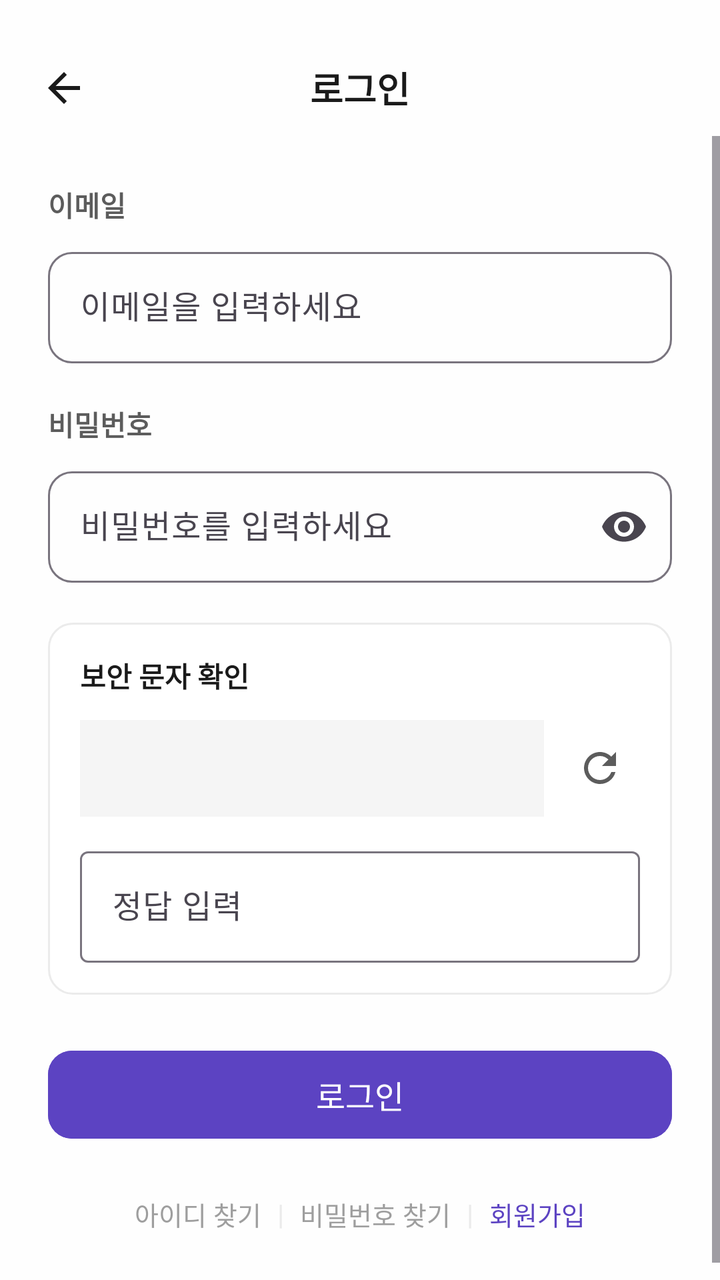
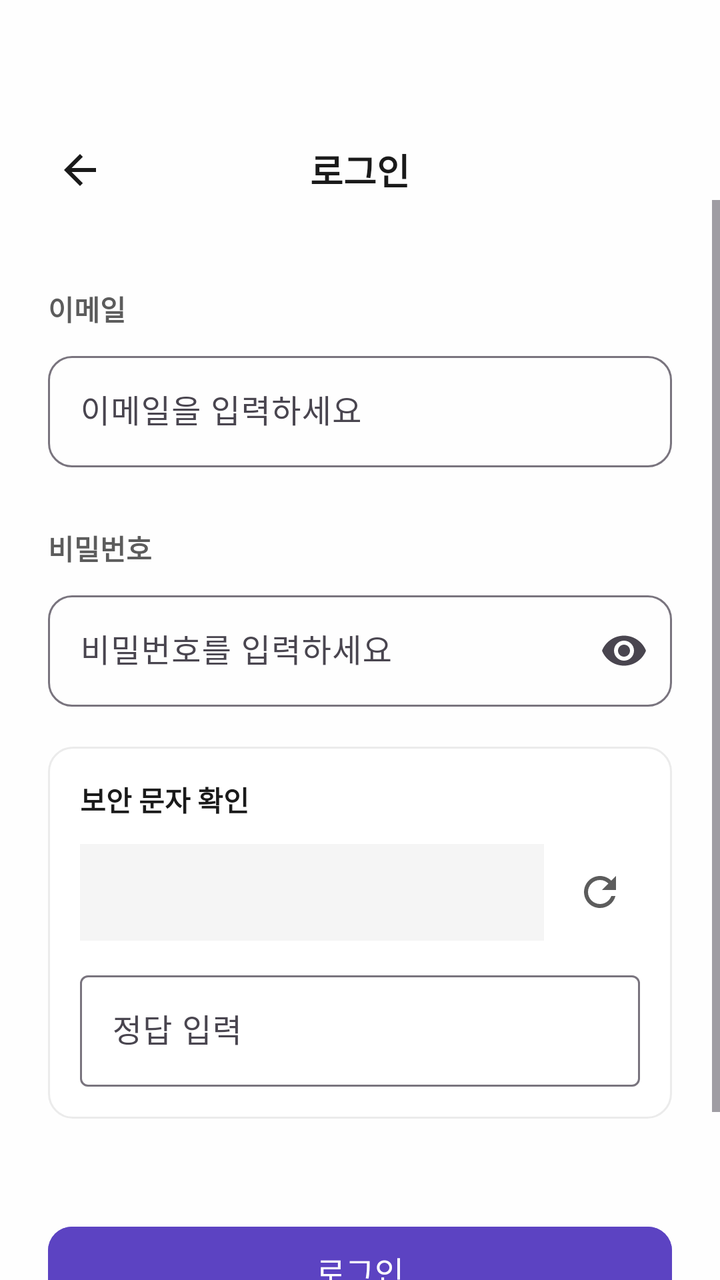

Compare the two renders of this Android layout. The source of the first and the diff that turns it into the second are given below.
<!-- AndroidManifest.xml: application theme Theme.TripShare -->
<!-- res/layout/activity_login.xml -->
<?xml version="1.0" encoding="utf-8"?>
<LinearLayout xmlns:android="http://schemas.android.com/apk/res/android"
    xmlns:app="http://schemas.android.com/apk/res-auto"
    android:layout_width="match_parent"
    android:layout_height="match_parent"
    android:background="@color/background"
    android:fitsSystemWindows="true"
    android:orientation="vertical">

    <LinearLayout
        android:id="@+id/toolbar"
        android:layout_width="match_parent"
        android:layout_height="wrap_content"
        android:gravity="center_vertical"
        android:minHeight="@dimen/toolbar_min_height"
        android:orientation="horizontal"
        android:paddingHorizontal="8dp"
        android:paddingTop="@dimen/screen_top_extra">

        <ImageButton
            android:id="@+id/btn_back"
            android:layout_width="48dp"
            android:layout_height="48dp"
            android:background="?attr/selectableItemBackgroundBorderless"
            android:contentDescription="@null"
            android:src="@drawable/ic_back" />

        <TextView
            android:layout_width="0dp"
            android:layout_height="wrap_content"
            android:layout_weight="1"
            android:gravity="center"
            android:text="@string/login"
            android:textColor="@color/text_primary"
            android:textSize="18sp"
            android:textStyle="bold" />

        <View
            android:layout_width="48dp"
            android:layout_height="48dp" />
    </LinearLayout>

    <ScrollView
        android:layout_width="match_parent"
        android:layout_height="0dp"
        android:layout_weight="1"
        android:clipToPadding="false"
        android:fillViewport="true">

        <LinearLayout
            android:layout_width="match_parent"
            android:layout_height="wrap_content"
            android:orientation="vertical"
            android:padding="24dp">

            <TextView
                android:layout_width="wrap_content"
                android:layout_height="wrap_content"
                android:text="이메일"
                android:textColor="@color/text_secondary"
                android:textStyle="bold"
                android:textSize="14sp"
                android:layout_marginBottom="8dp"/>

            <com.google.android.material.textfield.TextInputLayout
                android:layout_width="match_parent"
                android:layout_height="wrap_content"
                android:hint="@string/email"
                app:boxBackgroundMode="outline"
                app:boxCornerRadiusBottomEnd="12dp"
                app:boxCornerRadiusBottomStart="12dp"
                app:boxCornerRadiusTopEnd="12dp"
                app:boxCornerRadiusTopStart="12dp">

                <com.google.android.material.textfield.TextInputEditText
                    android:id="@+id/et_email"
                    android:layout_width="match_parent"
                    android:layout_height="wrap_content"
                    android:inputType="textEmailAddress" />
            </com.google.android.material.textfield.TextInputLayout>

            <TextView
                android:layout_width="wrap_content"
                android:layout_height="wrap_content"
                android:layout_marginTop="20dp"
                android:layout_marginBottom="8dp"
                android:text="비밀번호"
                android:textColor="@color/text_secondary"
                android:textStyle="bold"
                android:textSize="14sp"/>

            <com.google.android.material.textfield.TextInputLayout
                android:layout_width="match_parent"
                android:layout_height="wrap_content"
                android:hint="@string/password"
                app:boxBackgroundMode="outline"
                app:boxCornerRadiusBottomEnd="12dp"
                app:boxCornerRadiusBottomStart="12dp"
                app:boxCornerRadiusTopEnd="12dp"
                app:boxCornerRadiusTopStart="12dp"
                app:endIconMode="password_toggle">

                <com.google.android.material.textfield.TextInputEditText
                    android:id="@+id/et_password"
                    android:layout_width="match_parent"
                    android:layout_height="wrap_content"
                    android:inputType="textPassword" />
            </com.google.android.material.textfield.TextInputLayout>

            <include
                android:id="@+id/captcha_view"
                layout="@layout/view_captcha" />

            <com.google.android.material.button.MaterialButton
                android:id="@+id/btn_login"
                style="@style/PurpleButton"
                android:layout_width="match_parent"
                android:layout_height="wrap_content"
                android:layout_marginTop="24dp"
                android:text="@string/login" />

            <LinearLayout
                android:layout_width="match_parent"
                android:layout_height="wrap_content"
                android:layout_marginTop="16dp"
                android:gravity="center"
                android:orientation="horizontal">

                <TextView
                    android:id="@+id/tv_find_id"
                    android:layout_width="wrap_content"
                    android:layout_height="wrap_content"
                    android:padding="8dp"
                    android:text="@string/find_id"
                    android:textColor="@color/text_hint"
                    android:textSize="13sp" />

                <TextView
                    android:layout_width="wrap_content"
                    android:layout_height="wrap_content"
                    android:text="|"
                    android:textColor="@color/divider" />

                <TextView
                    android:id="@+id/tv_find_password"
                    android:layout_width="wrap_content"
                    android:layout_height="wrap_content"
                    android:padding="8dp"
                    android:text="@string/find_password"
                    android:textColor="@color/text_hint"
                    android:textSize="13sp" />

                <TextView
                    android:layout_width="wrap_content"
                    android:layout_height="wrap_content"
                    android:text="|"
                    android:textColor="@color/divider" />

                <TextView
                    android:id="@+id/tv_signup"
                    android:layout_width="wrap_content"
                    android:layout_height="wrap_content"
                    android:padding="8dp"
                    android:text="@string/sign_up"
                    android:textColor="@color/purple_primary"
                    android:textSize="13sp" />
            </LinearLayout>
        </LinearLayout>
    </ScrollView>
</LinearLayout>
<!-- res/layout/view_captcha.xml (included above) -->
<?xml version="1.0" encoding="utf-8"?>
<LinearLayout xmlns:android="http://schemas.android.com/apk/res/android"
    android:layout_width="match_parent"
    android:layout_height="wrap_content"
    android:layout_marginTop="20dp"
    android:background="@drawable/bg_rounded_card"
    android:orientation="vertical"
    android:padding="16dp">

    <TextView
        android:layout_width="wrap_content"
        android:layout_height="wrap_content"
        android:text="@string/captcha_title"
        android:textColor="@color/text_primary"
        android:textSize="14sp"
        android:textStyle="bold" />

    <LinearLayout
        android:layout_width="match_parent"
        android:layout_height="wrap_content"
        android:layout_marginTop="12dp"
        android:gravity="center_vertical"
        android:orientation="horizontal">

        <TextView
            android:id="@+id/tv_captcha_question"
            android:layout_width="0dp"
            android:layout_height="wrap_content"
            android:layout_weight="1"
            android:background="@color/surface_subtle"
            android:padding="12dp"
            android:textColor="@color/text_primary"
            android:textSize="18sp"
            android:textStyle="bold" />

        <ImageButton
            android:id="@+id/btn_captcha_refresh"
            android:layout_width="40dp"
            android:layout_height="40dp"
            android:layout_marginStart="8dp"
            android:background="?attr/selectableItemBackgroundBorderless"
            android:contentDescription="@string/captcha_refresh"
            android:src="@drawable/ic_refresh" />
    </LinearLayout>

    <com.google.android.material.textfield.TextInputLayout
        android:layout_width="match_parent"
        android:layout_height="wrap_content"
        android:layout_marginTop="12dp"
        android:hint="@string/captcha_answer_hint">

        <com.google.android.material.textfield.TextInputEditText
            android:id="@+id/et_captcha_answer"
            android:layout_width="match_parent"
            android:layout_height="wrap_content"
            android:inputType="numberSigned" />
    </com.google.android.material.textfield.TextInputLayout>
</LinearLayout>
<!-- resources referenced by this layout -->
<resources>
  <color name="background">#FEFEFE</color>
  <color name="divider">#EBEBEB</color>
  <color name="purple_primary">#5C43C2</color>
  <color name="surface_subtle">#F5F5F5</color>
  <color name="text_hint">#9E9E9E</color>
  <color name="text_primary">#1A1A1A</color>
  <color name="text_secondary">#5C5C5C</color>
  <dimen name="screen_top_extra">20dp</dimen>
  <dimen name="toolbar_min_height">56dp</dimen>
  <!-- drawable bg_rounded_card (drawable) -->
  <?xml version="1.0" encoding="utf-8"?>
  <shape xmlns:android="http://schemas.android.com/apk/res/android"
      android:shape="rectangle">
      <solid android:color="@color/card_bg" />
      <stroke
          android:width="1dp"
          android:color="@color/divider" />
      <corners android:radius="12dp" />
  </shape>
  <!-- drawable ic_back (drawable) -->
  <vector xmlns:android="http://schemas.android.com/apk/res/android"
      android:width="24dp"
      android:height="24dp"
      android:viewportWidth="24"
      android:viewportHeight="24">
      <path
          android:fillColor="@color/text_primary"
          android:pathData="M20,11H7.83l5.59,-5.59L12,4l-8,8 8,8 1.41,-1.41L7.83,13H20v-2z" />
  </vector>
  <!-- drawable ic_refresh (drawable) -->
  <vector xmlns:android="http://schemas.android.com/apk/res/android"
      android:width="24dp"
      android:height="24dp"
      android:viewportWidth="24"
      android:viewportHeight="24">
      <path
          android:fillColor="@color/text_secondary"
          android:pathData="M17.65,6.35C16.2,4.9 14.21,4 12,4c-4.42,0 -7.99,3.58 -7.99,8s3.57,8 7.99,8c3.73,0 6.84,-2.55 7.73,-6h-2.08c-0.82,2.33 -3.04,4 -5.65,4 -3.31,0 -6,-2.69 -6,-6s2.69,-6 6,-6c1.66,0 3.14,0.69 4.22,1.78L13,11h7V4l-2.35,2.35z" />
  </vector>
  <string name="captcha_answer_hint">정답 입력</string>
  <string name="captcha_refresh">새로고침</string>
  <string name="captcha_title">보안 문자 확인</string>
  <string name="email">이메일을 입력하세요</string>
  <string name="find_id">아이디 찾기</string>
  <string name="find_password">비밀번호 찾기</string>
  <string name="login">로그인</string>
  <string name="password">비밀번호를 입력하세요</string>
  <string name="sign_up">회원가입</string>
  <style name="PurpleButton" parent="Widget.Material3.Button">
          <item name="android:backgroundTint">@color/purple_primary</item>
          <item name="android:textColor">@color/white</item>
          <item name="cornerRadius">12dp</item>
          <item name="android:textSize">16sp</item>
          <item name="android:minHeight">52dp</item>
          <item name="android:letterSpacing">0</item>
      </style>
  <style name="Theme.TripShare" parent="Base.Theme.TripShare" />
  <color name="card_bg">#FFFFFF</color>
  <color name="white">#FFFFFFFF</color>
  <style name="Base.Theme.TripShare" parent="Theme.Material3.DayNight.NoActionBar">
          <item name="colorPrimary">@color/purple_primary</item>
          <item name="colorPrimaryDark">@color/purple_dark</item>
          <item name="colorAccent">@color/purple_primary</item>
          <item name="android:colorBackground">@color/background</item>
          <item name="colorSurface">@color/card_bg</item>
          <item name="android:windowBackground">@color/background</item>
          <item name="android:statusBarColor">@color/background</item>
          <item name="android:windowLightStatusBar">true</item>
          <item name="android:navigationBarColor">@color/background</item>
          <item name="android:windowLightNavigationBar" tools:targetApi="27">true</item>
          <item name="android:windowOptOutEdgeToEdgeEnforcement" tools:targetApi="35">true</item>
      </style>
  <color name="purple_dark">#4A35A0</color>
</resources>

<!-- the commit's change to res/layout/activity_login.xml (unified diff, before → after) -->
@@ -10,12 +10,12 @@
     <LinearLayout
         android:id="@+id/toolbar"
         android:layout_width="match_parent"
-        android:layout_height="wrap_content"
+        android:layout_height="100dp"
+        android:paddingTop="70dp"
         android:gravity="center_vertical"
         android:minHeight="@dimen/toolbar_min_height"
         android:orientation="horizontal"
-        android:paddingHorizontal="8dp"
-        android:paddingTop="@dimen/screen_top_extra">
+        android:paddingHorizontal="16dp">
 
         <ImageButton
             android:id="@+id/btn_back"
@@ -56,6 +56,7 @@
             <TextView
                 android:layout_width="wrap_content"
                 android:layout_height="wrap_content"
+                android:layout_marginTop="20dp"
                 android:text="이메일"
                 android:textColor="@color/text_secondary"
                 android:textStyle="bold"
@@ -82,7 +83,7 @@
             <TextView
                 android:layout_width="wrap_content"
                 android:layout_height="wrap_content"
-                android:layout_marginTop="20dp"
+                android:layout_marginTop="30dp"
                 android:layout_marginBottom="8dp"
                 android:text="비밀번호"
                 android:textColor="@color/text_secondary"
@@ -109,6 +110,7 @@
 
             <include
                 android:id="@+id/captcha_view"
+                android:layout_marginTop="20dp"
                 layout="@layout/view_captcha" />
 
             <com.google.android.material.button.MaterialButton
@@ -116,7 +118,7 @@
                 style="@style/PurpleButton"
                 android:layout_width="match_parent"
                 android:layout_height="wrap_content"
-                android:layout_marginTop="24dp"
+                android:layout_marginTop="50dp"
                 android:text="@string/login" />
 
             <LinearLayout
@@ -133,12 +135,12 @@
                     android:padding="8dp"
                     android:text="@string/find_id"
                     android:textColor="@color/text_hint"
-                    android:textSize="13sp" />
-
-                <TextView
-                    android:layout_width="wrap_content"
-                    android:layout_height="wrap_content"
-                    android:text="|"
+                    android:textSize="15sp" />
+
+                <TextView
+                    android:layout_width="wrap_content"
+                    android:layout_height="wrap_content"
+                    android:text=" | "
                     android:textColor="@color/divider" />
 
                 <TextView
@@ -148,12 +150,12 @@
                     android:padding="8dp"
                     android:text="@string/find_password"
                     android:textColor="@color/text_hint"
-                    android:textSize="13sp" />
-
-                <TextView
-                    android:layout_width="wrap_content"
-                    android:layout_height="wrap_content"
-                    android:text="|"
+                    android:textSize="15sp" />
+
+                <TextView
+                    android:layout_width="wrap_content"
+                    android:layout_height="wrap_content"
+                    android:text=" | "
                     android:textColor="@color/divider" />
 
                 <TextView
@@ -162,8 +164,8 @@
                     android:layout_height="wrap_content"
                     android:padding="8dp"
                     android:text="@string/sign_up"
-                    android:textColor="@color/purple_primary"
-                    android:textSize="13sp" />
+                    android:textColor="@color/text_hint"
+                    android:textSize="15sp" />
             </LinearLayout>
         </LinearLayout>
     </ScrollView>
<!-- resource entries referenced after the edit -->
@@ -7,7 +7,6 @@
   <color name="text_hint">#9E9E9E</color>
   <color name="text_primary">#1A1A1A</color>
   <color name="text_secondary">#5C5C5C</color>
-  <dimen name="screen_top_extra">20dp</dimen>
   <dimen name="toolbar_min_height">56dp</dimen>
   <!-- drawable bg_rounded_card (drawable) -->
   <?xml version="1.0" encoding="utf-8"?>
